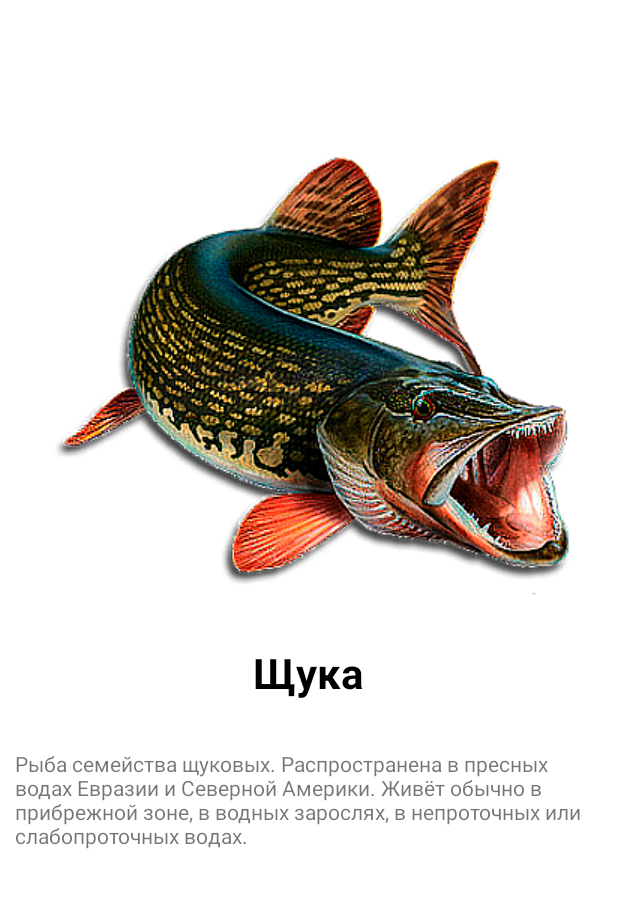
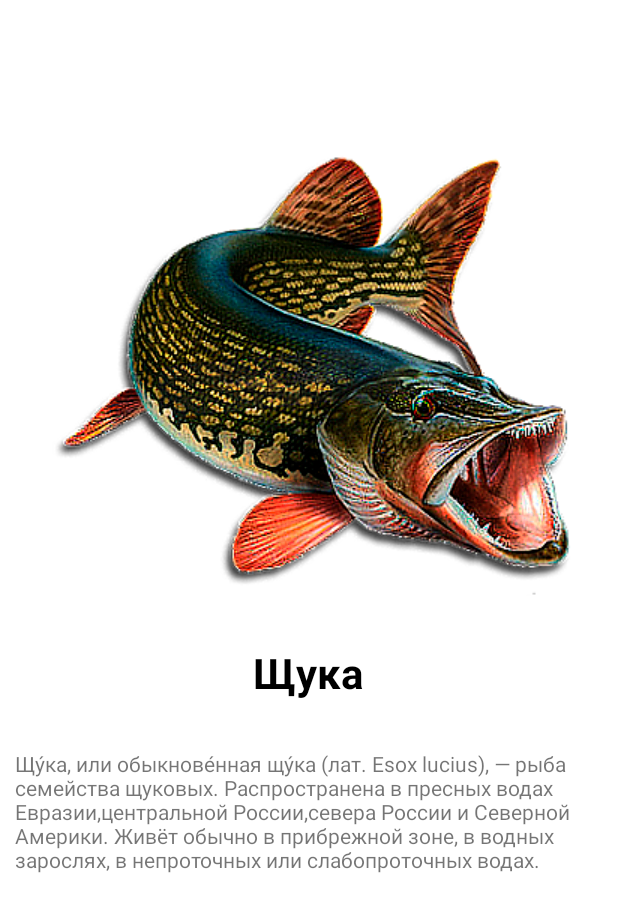
Before and after one commit to hafyok/Study, an Android app: the screen it shows after launch (ContentActivity), after a tap on "Щука", on a phone screen of 412 x 824 dp. Shown: the top 912 px of the screen. Run offline under Robolectric (Android 15) with nearby library versions, the phone set to English and light mode, and no system bars.

Commit message:
Проект с рыбами

```diff
--- a/app/src/main/res/values/array.xml
+++ b/app/src/main/res/values/array.xml
@@ -9,9 +9,9 @@
     <string-array name="fish_content">
         <item>Сом - Длина тела до 5 м, масса до 400 кг (по историческим данным)[3]. Л. П. Сабанеев приводит сведения Кесслера о поимке сомов массой более 300 кг в XIX веке, в Днепре, Днестре и Одере[4]. Официально зарегистрирован пойманный сом массой 306 кг, длиной более 3 м и возрастом около 80 лет[5]. Сейчас сомы массой выше 100 кг встречаются крайне редко, тем не менее зарегистрированы случаи поимки сомов длиной более 2,5 м и массой около 150 кг[6]. Анальный плавник длинный, жировой плавник отсутствует, непарные плавники не имеют шипов.
             Окрас в большинстве случаев бурый с оттенками коричнево-зелёного, брюхо белое. В зависимости от мест обитания окрас может меняться от почти чёрного до светло-жёлтого. Иногда встречаются сомы альбиносы.</item>
-        <item>Единственная исключительно пресноводная рыба отряда трескообразных. Имеет промысловую ценность.</item>
-        <item>Рыба семейства щуковых. Распространена в пресных водах Евразии и Северной Америки. Живёт обычно в прибрежной зоне, в водных зарослях, в непроточных или слабопроточных водах.</item>
-        <item>Караси — неприхотливые промысловые рыбы, и ценный объект прудового хозяйства благодаря способности выживать при низком (до 2-3 мг/л) содержании кислорода в воде.</item>
+        <item>Налим - динственная исключительно пресноводная рыба отряда трескообразных. Имеет промысловую ценность.</item>
+        <item>Щу́ка, или обыкнове́нная щу́ка (лат. Esox lucius), — рыба семейства щуковых. Распространена в пресных водах Евразии,центральной России,севера России и Северной Америки. Живёт обычно в прибрежной зоне, в водных зарослях, в непроточных или слабопроточных водах.</item>
+        <item>Щу́ка, или обыкнове́нная щу́ка (лат. Esox lucius), — рыба семейства щуковых. Распространена в пресных водах Евразии,центральной России,севера России и Северной Америки. Живёт обычно в прибрежной зоне, в водных зарослях, в непроточных или слабопроточных водах.</item>
     </string-array>
     <array name="fish_image_array">
         <item>@drawable/som</item>
```
